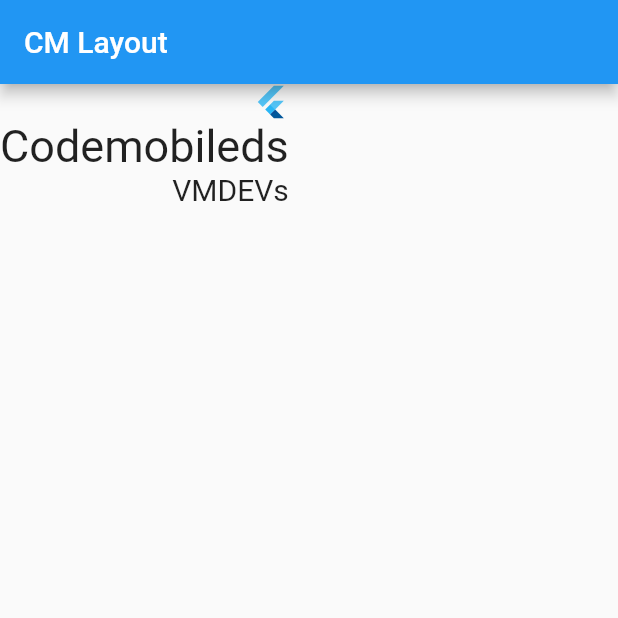
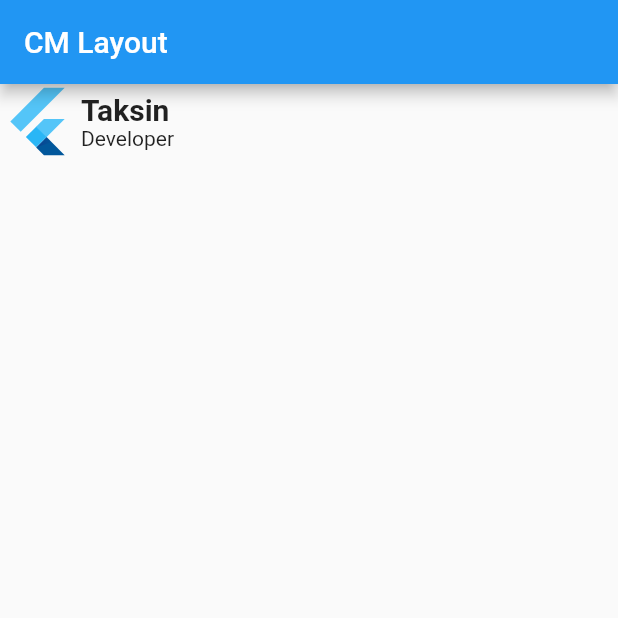
Before and after one commit to boss29024/flutter_hello_world, a Flutter app: the screen it shows after launch, on a phone screen of 412 x 824 dp, the top half of it. Run offline on Flutter 3.47's test engine with Material 2 defaults, Android fonts, the phone set to English and light mode, and no system bars.

Commit message:
-ตัวอย่างRow & Column widget

```diff
--- a/lib/main.dart
+++ b/lib/main.dart
@@ -13,21 +13,26 @@ class MyApp extends StatelessWidget {
         appBar: AppBar(
           title: Text("CM Layout"),
         ),
-        body: Column(
-          mainAxisAlignment: MainAxisAlignment.spaceAround,
+        body: Row(
+          children: <Widget>[
+            FlutterLogo(
+              size: 50,
+            ),
+            Container(
+              margin: EdgeInsets.only(left: 4),
+              child: Column(
+                crossAxisAlignment: CrossAxisAlignment.start,
                 mainAxisSize: MainAxisSize.min,
-          crossAxisAlignment: CrossAxisAlignment.end,
                 children: <Widget>[
-            FlutterLogo(),
-            Text(
-              "Codemobileds",
-              style: TextStyle(fontSize: 30),
+                  Text("Taksin",
+                      style:
+                          TextStyle(fontSize: 20, fontWeight: FontWeight.bold)),
+                  Text("Developer")
+                ],
               ),
-            Text(
-              "VMDEVs",
-              style: TextStyle(fontSize: 20),
-            )
+            ),
           ],
+        ),
       ),
 
       //    body: Row(
@@ -68,7 +73,6 @@ class MyApp extends StatelessWidget {
       //     style: TextStyle(fontWeight: FontWeight.bold, fontSize: 20),
       //   ),
       // ),
-      ),
     );
   }
 }
```
Lines whose indentation alone changed are shown as unchanged.
